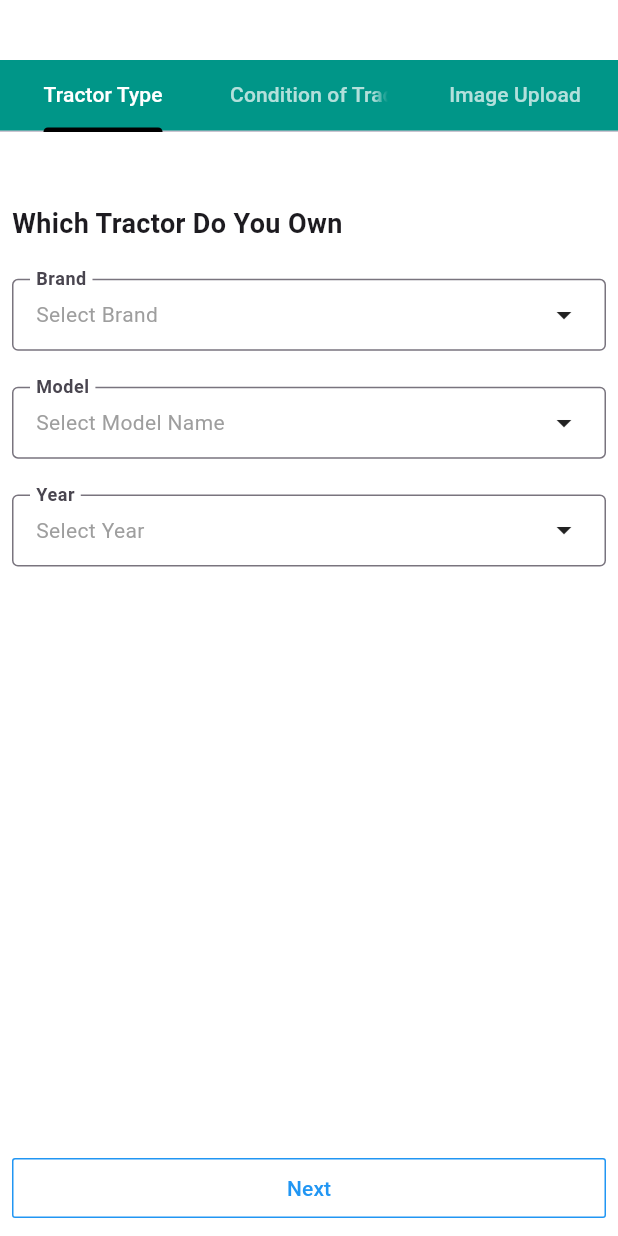
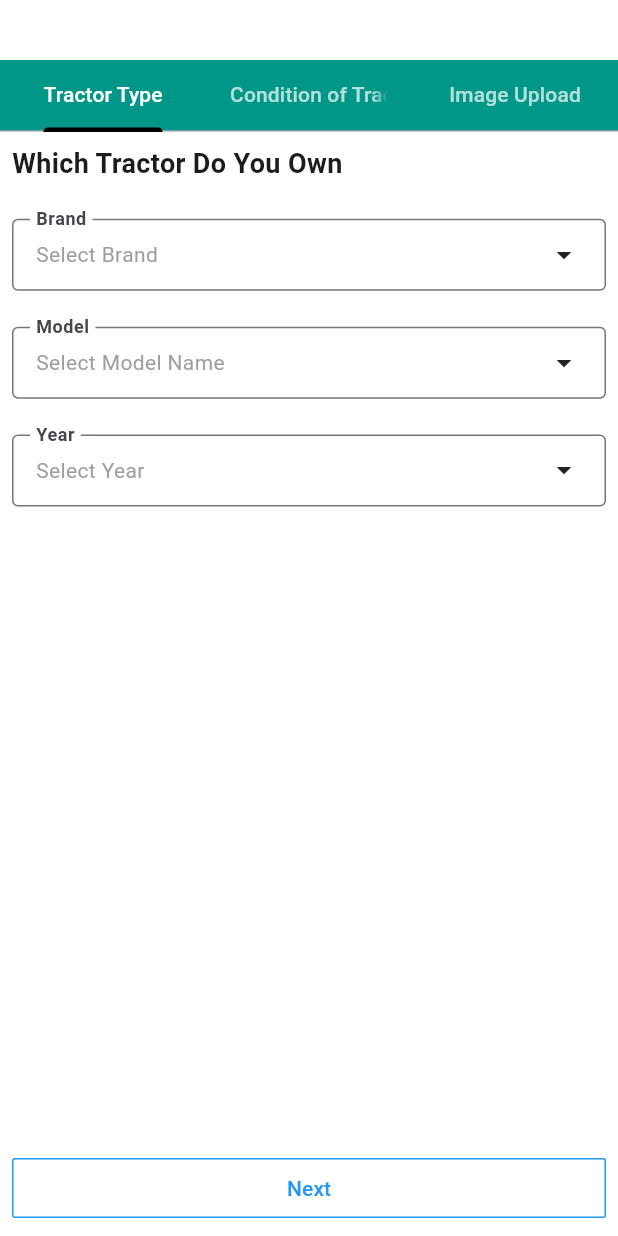
Before and after one commit to Ramdev-Lodhi/farm_connects, a Flutter app: the MultiStepSellScreen screen opened directly with empty values, on a phone screen of 412 x 824 dp. Run offline on Flutter 3.47's test engine with Material 3 defaults, Android fonts, the phone set to English and light mode, and no system bars; our stand-ins replace bloc, cached_network_image, carousel_slider, conditional_builder_null_safety, dio, flutter_bloc and 12 more; missing offline and left inert: dart:ffi; accounts and stored records are empty; network calls fail; Roboto replaces fonts that are missing (Poppens); project files that could hold a hidden picture were left out.

Commit message:
feat: Updated code by ram

```diff
--- a/lib/screen/sellScreen/multi_step_sell_screen.dart
+++ b/lib/screen/sellScreen/multi_step_sell_screen.dart
@@ -184,7 +184,7 @@ class _MultiStepSellScreenState extends State<MultiStepSellScreen>
               children: [
                 // Top TabBar
                 Padding(
-                  padding: const EdgeInsets.symmetric(vertical: 40),
+                  padding: const EdgeInsets.only(top: 40),
                   child: Container(
                     color: Palette.tabbarColor,
                     child: TabBar(
```
